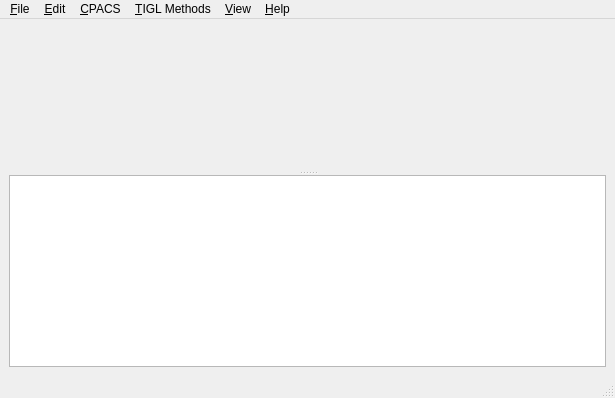
Old version of the form TIGLViewer/src/TIGLViewerWindow.ui in the repository DLR-SC/tigl.
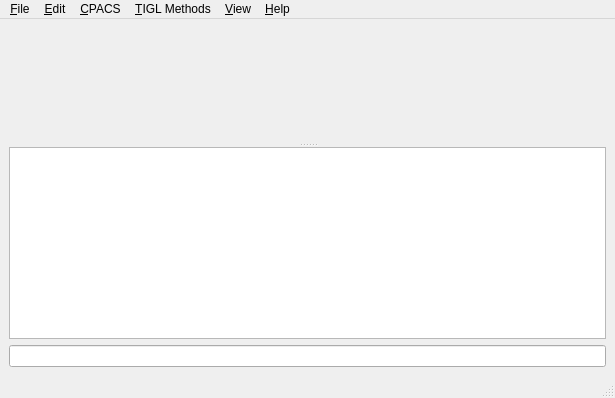
New version of the form. Icons and pictures are not drawn. Custom widgets are drawn as their Qt base class.

What changed in the file:
```diff
--- a/TIGLViewer/src/TIGLViewerWindow.ui
+++ b/TIGLViewer/src/TIGLViewerWindow.ui
@@ -48,6 +48,9 @@
       </widget>
      </widget>
     </item>
+    <item>
+     <widget class="QLineEdit" name="scriptInput"/>
+    </item>
    </layout>
   </widget>
   <widget class="QMenuBar" name="menubar">
```
